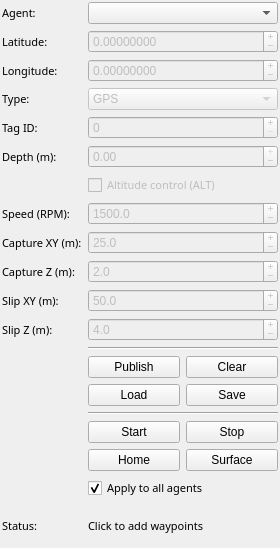
This is coug_mapviz/ui/coug_waypoints.ui in cougars-auv/coug_mapviz as Qt 5 draws it before an edit. The edited form follows.
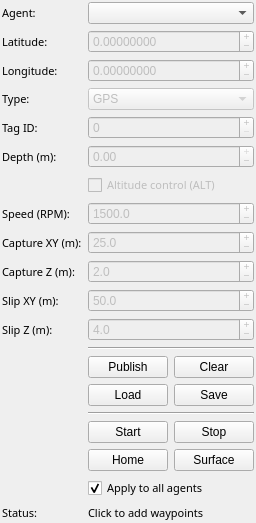
This is the edited form.

Commit message: Fix for GUI word wrapping

```diff
--- a/coug_mapviz/ui/coug_waypoints.ui
+++ b/coug_mapviz/ui/coug_waypoints.ui
@@ -7,7 +7,7 @@
         <x>0</x>
         <y>0</y>
         <width>280</width>
-        <height>548</height>
+        <height>0</height>
       </rect>
     </property>
 
@@ -547,6 +547,9 @@
           <property name="text">
             <string>Status:</string>
           </property>
+          <property name="alignment">
+            <set>Qt::AlignLeading|Qt::AlignLeft|Qt::AlignTop</set>
+          </property>
         </widget>
       </item>
       <item row="19" column="1" colspan="3">
```
The commit also changes 1 other file.
